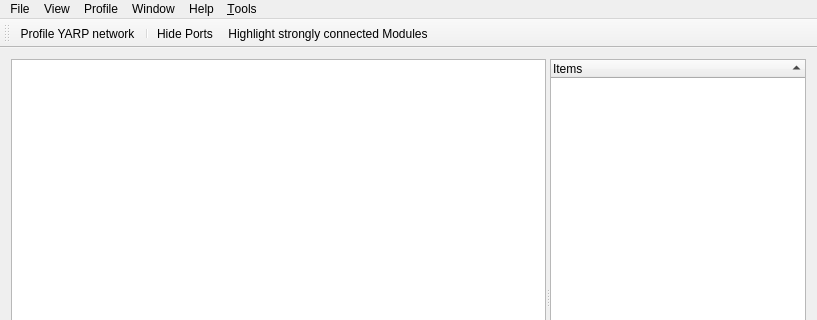
Above: src/MainWindow.ui from robotology-legacy/yarpviz before the change; both pictures show x 0 to 817 and y 0 to 320 of the 817 by 567 pixel window. Below: the same form after it.
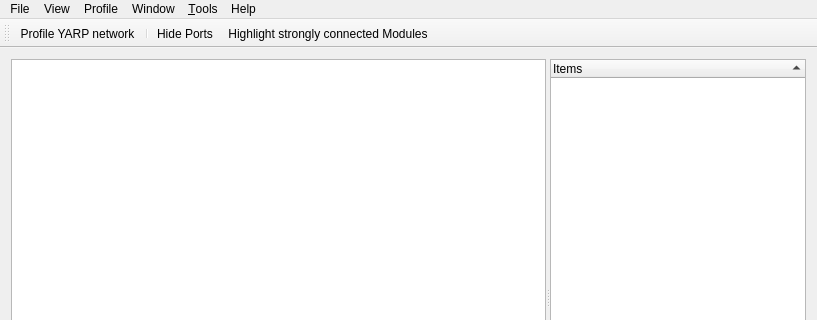
That is the form after the change. Icons and pictures are not drawn. Custom widgets are drawn as their Qt base class.

Commit message: showing propper error message for portlogger dialog

Diff of the .ui file:
```diff
--- a/src/MainWindow.ui
+++ b/src/MainWindow.ui
@@ -98,7 +98,7 @@
      <x>0</x>
      <y>0</y>
      <width>817</width>
-     <height>19</height>
+     <height>21</height>
     </rect>
    </property>
    <widget class="QMenu" name="menuFile">
@@ -169,8 +169,8 @@
    <addaction name="menuView"/>
    <addaction name="menuProfiling"/>
    <addaction name="menuView_2"/>
-   <addaction name="menuHelp"/>
    <addaction name="menu_Tools"/>
+   <addaction name="menuHelp"/>
   </widget>
   <widget class="QToolBar" name="mainToolBar">
    <attribute name="toolBarArea">
```
The commit also changes 1 other file.
